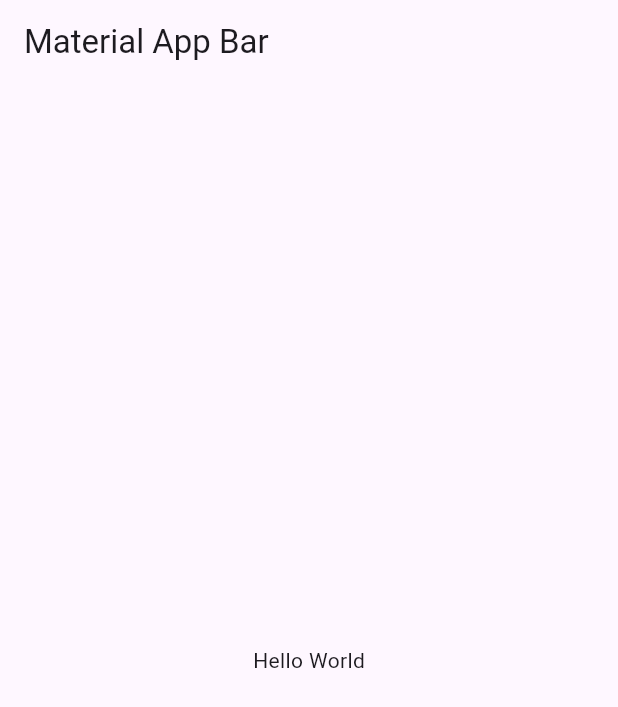
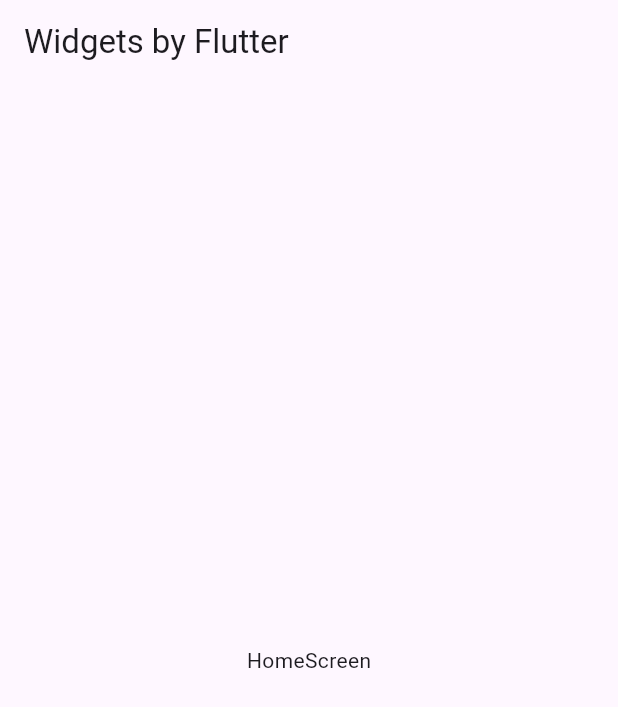
Before and after one commit to Ignaciomanchu1998/Widgets-Flutter, a Flutter app: the screen it shows after launch, on a phone screen of 412 x 824 dp. Shown: the top 707 px of the screen. Run offline on Flutter 3.47's test engine with Material 3 defaults, Android fonts, the phone set to English and light mode, and no system bars.

Commit message:
Adding home screen.

```diff
--- a/lib/app/my_app.dart
+++ b/lib/app/my_app.dart
@@ -1,21 +1,15 @@
 import 'package:flutter/material.dart';
+import 'package:widgets_flutter/app/screens/home_screen.dart';
 
 class MyApp extends StatelessWidget {
   const MyApp({super.key});
 
   @override
   Widget build(BuildContext context) {
-    return MaterialApp(
+    return const MaterialApp(
       debugShowCheckedModeBanner: false,
-      title: 'Material App',
-      home: Scaffold(
-        appBar: AppBar(
-          title: const Text('Material App Bar'),
-        ),
-        body: const Center(
-          child: Text('Hello World'),
-        ),
-      ),
+      title: 'Widgets by Flutter',
+      home: HomeScreen(),
     );
   }
 }
--- /dev/null
+++ b/lib/app/screens/home_screen.dart
@@ -0,0 +1,17 @@
+import 'package:flutter/material.dart';
+
+class HomeScreen extends StatelessWidget {
+  const HomeScreen({super.key});
+
+  @override
+  Widget build(BuildContext context) {
+    return Scaffold(
+      appBar: AppBar(
+        title: const Text('Widgets by Flutter'),
+      ),
+      body: const Center(
+        child: Text('HomeScreen'),
+      ),
+    );
+  }
+}
--- /dev/null
+++ b/lib/app/screens/widgets.dart
@@ -0,0 +1 @@
+export 'home_screen.dart';
```
